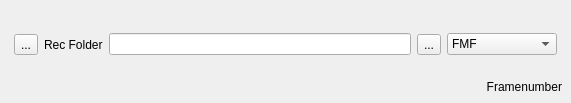
Qt form playbackdialog.ui (SamDehaeck/GigaViewer) before a commit.
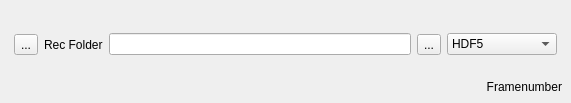
The same form after that commit. The open tabs and pages were chosen to show the change. Icons and pictures are not drawn.

Diff of the .ui file:
```diff
--- a/playbackdialog.ui
+++ b/playbackdialog.ui
@@ -350,6 +350,9 @@
                 <height>0</height>
                </size>
               </property>
+              <property name="currentIndex">
+               <number>1</number>
+              </property>
               <item>
                <property name="text">
                 <string>FMF</string>
```
